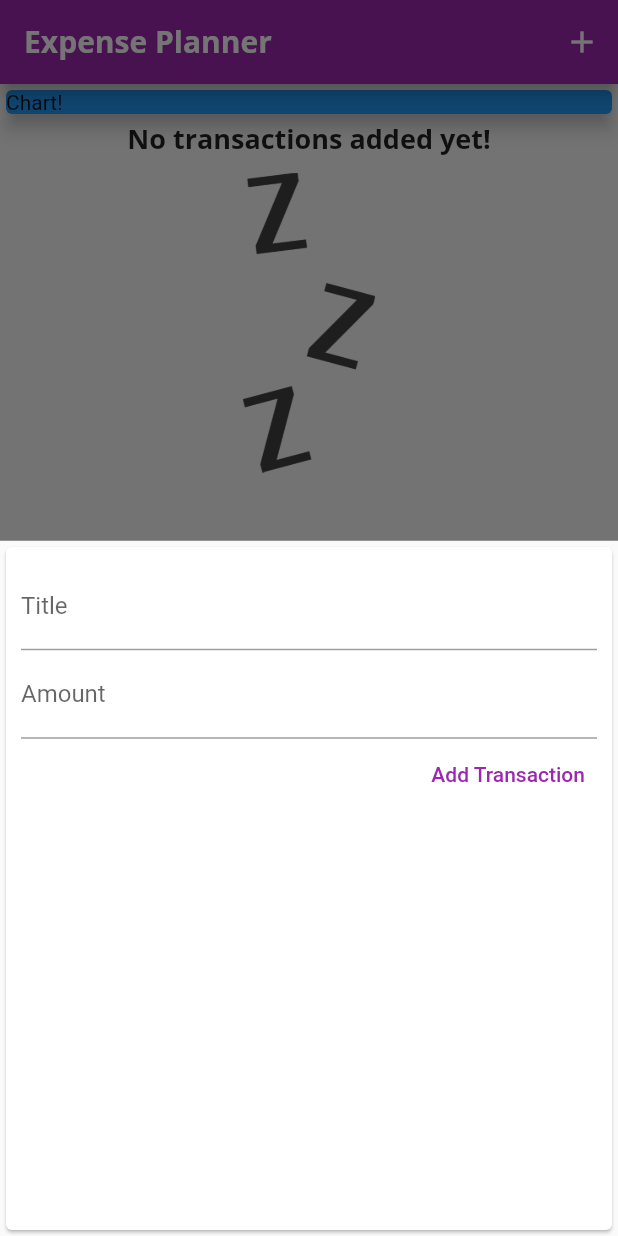
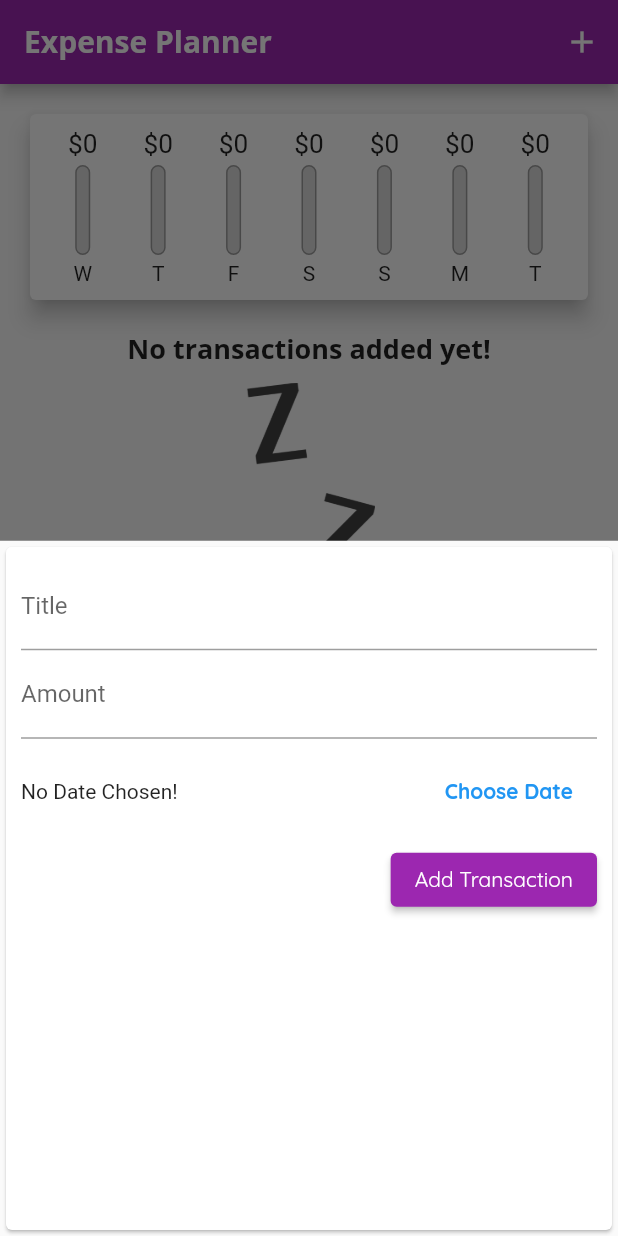
Before and after one commit to keleshteri/Expense-Planner, a Flutter app: the screen it shows after launch, after a tap on the "add" icon, on a phone screen of 412 x 824 dp. Run offline on Flutter 3.47's test engine with Material 2 defaults, Android fonts, the phone set to English and light mode, and no system bars.

Commit message:
added chart and date picker

```diff
--- a/lib/main.dart
+++ b/lib/main.dart
@@ -1,3 +1,4 @@
+import 'package:expense_planner/widgets/chart.dart';
 import 'package:expense_planner/widgets/new_transaction.dart';
 import 'package:flutter/material.dart';
 
@@ -19,6 +20,7 @@ class MyApp extends StatelessWidget {
       theme: ThemeData(
         colorScheme: ColorScheme.fromSwatch(primarySwatch: Colors.purple)
             .copyWith(secondary: Colors.amber),
+        errorColor: Colors.red,
         fontFamily: 'Quicksand',
         textTheme: ThemeData.light().textTheme.copyWith(
               headline6: const TextStyle(
@@ -26,6 +28,7 @@ class MyApp extends StatelessWidget {
                 fontSize: 18,
                 fontWeight: FontWeight.bold,
               ),
+              button: const TextStyle(color: Colors.white),
             ),
         appBarTheme: const AppBarTheme(
           titleTextStyle: TextStyle(
@@ -64,12 +67,24 @@ class _MyHomePageState extends State<MyHomePage> {
     //   date: DateTime.now(),
     // ),
   ];
-  void _addNewTransaction(String txTitle, double txAmount) {
+
+  List<Transaction> get _recentTransactions {
+    return _userTransactions.where((tx) {
+      return tx.date.isAfter(
+        DateTime.now().subtract(
+          const Duration(days: 7),
+        ),
+      );
+    }).toList();
+  }
+
+  void _addNewTransaction(
+      String txTitle, double txAmount, DateTime chosenDate) {
     final newTx = Transaction(
       id: DateTime.now().toString(),
       title: txTitle,
       amount: txAmount,
-      date: DateTime.now(),
+      date: chosenDate,
     );
     setState(() {
       _userTransactions.add(newTx);
@@ -87,6 +102,12 @@ class _MyHomePageState extends State<MyHomePage> {
         );
       },
     );
+  }
+
+  void _deleteTransaction(String id) {
+    setState(() {
+      _userTransactions.removeWhere((tx) => tx.id == id);
+    });
   }
 
   @override
@@ -108,16 +129,10 @@ class _MyHomePageState extends State<MyHomePage> {
           mainAxisAlignment: MainAxisAlignment.start,
           crossAxisAlignment: CrossAxisAlignment.stretch,
           children: [
-            const SizedBox(
-              width: double.infinity,
-              child: Card(
-                color: Colors.blue,
-                elevation: 5,
-                child: Text('Chart!'),
-              ),
-            ),
+            Chart(recentTransactions: _recentTransactions),
             TransactionList(
               transactions: _userTransactions,
+              deleteTx: _deleteTransaction,
             ),
           ],
         ),
--- /dev/null
+++ b/lib/widgets/chart.dart
@@ -0,0 +1,63 @@
+import 'package:expense_planner/models/transaction.dart';
+import 'package:expense_planner/widgets/chart_bar.dart';
+import 'package:flutter/material.dart';
+import 'package:intl/intl.dart';
+
+class Chart extends StatelessWidget {
+  const Chart({Key? key, required this.recentTransactions}) : super(key: key);
+
+  final List<Transaction> recentTransactions;
+
+  List<Map<String, Object>> get groupedTransactionValues {
+    return List.generate(7, (index) {
+      final weekDay = DateTime.now().subtract(
+        Duration(days: index),
+      );
+      var totalSum = 0.0;
+      for (var i = 0; i < recentTransactions.length; i++) {
+        if (recentTransactions[i].date.day == weekDay.day &&
+            recentTransactions[i].date.month == weekDay.month &&
+            recentTransactions[i].date.year == weekDay.year) {
+          totalSum += recentTransactions[i].amount;
+        }
+      }
+      print(DateFormat.E().format(weekDay));
+      print(totalSum);
+      return {
+        'day': DateFormat.E().format(weekDay).substring(0, 1),
+        'amount': totalSum
+      };
+    }).reversed.toList();
+  }
+
+  double get totalSpending {
+    return groupedTransactionValues.fold(0.0, (sum, item) {
+      return sum + (item['amount'] as double);
+    });
+  }
+
+  @override
+  Widget build(BuildContext context) {
+    return Card(
+      elevation: 6,
+      margin: const EdgeInsets.all(20),
+      child: Padding(
+        padding: const EdgeInsets.all(10),
+        child: Row(
+          mainAxisAlignment: MainAxisAlignment.spaceAround,
+          children: groupedTransactionValues.map((data) {
+            return Flexible(
+              fit: FlexFit.tight,
+              child: ChartBar(
+                  label: data['day'].toString(),
+                  spendingAmount: (data['amount'] as double),
+                  spendingPctOfTotal: totalSpending == 0.0
+                      ? 0.0
+                      : (data['amount'] as double) / totalSpending),
+            );
+          }).toList(),
+        ),
+      ),
+    );
+  }
+}
--- /dev/null
+++ b/lib/widgets/chart_bar.dart
@@ -0,0 +1,61 @@
+import 'package:flutter/material.dart';
+
+class ChartBar extends StatelessWidget {
+  const ChartBar(
+      {Key? key,
+      required this.label,
+      required this.spendingAmount,
+      required this.spendingPctOfTotal})
+      : super(key: key);
+  final String label;
+  final double spendingAmount;
+  final double spendingPctOfTotal;
+
+  @override
+  Widget build(BuildContext context) {
+    return Column(
+      children: [
+        SizedBox(
+          height: 20,
+          child: FittedBox(
+            child: Text(
+              '\$${spendingAmount.toStringAsFixed(0)}',
+            ),
+          ),
+        ),
+        const SizedBox(
+          height: 4,
+        ),
+        SizedBox(
+          height: 60,
+          width: 10,
+          child: Stack(
+            children: [
+              Container(
+                decoration: BoxDecoration(
+                  border: Border.all(color: Colors.grey, width: 1.0),
+                  color: const Color.fromRGBO(220, 220, 220, 1),
+                  borderRadius: BorderRadius.circular(10),
+                ),
+              ),
+              FractionallySizedBox(
+                heightFactor:
+                    spendingPctOfTotal >= 0.0 ? spendingPctOfTotal : 0.0,
+                child: Container(
+                  decoration: BoxDecoration(
+                    color: Theme.of(context).primaryColor,
+                    borderRadius: BorderRadius.circular(10),
+                  ),
+                ),
+              ),
+            ],
+          ),
+        ),
+        const SizedBox(
+          height: 4,
+        ),
+        Text(label),
+      ],
+    );
+  }
+}
--- a/lib/widgets/new_transaction.dart
+++ b/lib/widgets/new_transaction.dart
@@ -1,4 +1,5 @@
 import 'package:flutter/material.dart';
+import 'package:intl/intl.dart';
 
 class NewTransaction extends StatefulWidget {
   const NewTransaction({Key? key, required this.addTx}) : super(key: key);
@@ -9,23 +10,43 @@ class NewTransaction extends StatefulWidget {
 }
 
 class _NewTransactionState extends State<NewTransaction> {
-  final titleController = TextEditingController();
+  final _titleController = TextEditingController();
+  final _amountController = TextEditingController();
+  DateTime? _selectedDate;
 
-  final amountController = TextEditingController();
+  void _submitData() {
+    if (_amountController.text.isEmpty) {
+      return;
+    }
+    final enteredTitle = _titleController.text;
+    final enteredAmount = double.parse(_amountController.text);
 
-  void submitData() {
-    final enteredTitle = titleController.text;
-    final enteredAmount = double.parse(amountController.text);
-
-    if (enteredTitle.isEmpty || enteredAmount <= 0) {
+    if (enteredTitle.isEmpty || enteredAmount <= 0 || _selectedDate == null) {
       return;
     }
     widget.addTx(
       enteredTitle,
       enteredAmount,
+      _selectedDate,
     );
 
     Navigator.of(context).pop();
+  }
+
+  void _presentDatePicker() {
+    showDatePicker(
+      context: context,
+      initialDate: DateTime.now(),
+      firstDate: DateTime(2019),
+      lastDate: DateTime.now(),
+    ).then((pickedDate) {
+      if (pickedDate == null) {
+        return;
+      }
+      setState(() {
+        _selectedDate = pickedDate;
+      });
+    });
   }
 
   @override
@@ -38,29 +59,56 @@ class _NewTransactionState extends State<NewTransaction> {
           children: [
             TextField(
               decoration: const InputDecoration(labelText: 'Title'),
-              controller: titleController,
+              controller: _titleController,
               keyboardType: TextInputType.text,
-              onSubmitted: (_) => submitData(),
+              onSubmitted: (_) => _submitData(),
               // onChanged: (value) {
               //   titleInput = value;
               // },
             ),
             TextField(
               decoration: const InputDecoration(labelText: 'Amount'),
-              controller: amountController,
+              controller: _amountController,
               keyboardType:
                   const TextInputType.numberWithOptions(decimal: true),
-              onSubmitted: (_) => submitData(),
+              onSubmitted: (_) => _submitData(),
               // onChanged: (value) {
               //   amountInput = value;
               // },
             ),
-            TextButton(
-              onPressed: submitData,
+            SizedBox(
+              height: 70,
+              child: Row(
+                children: [
+                  Expanded(
+                    child: Text(
+                      _selectedDate == null
+                          ? 'No Date Chosen!'
+                          : 'Picked Date: ${DateFormat.yMd().format(_selectedDate!)}',
+                    ),
+                  ),
+                  FlatButton(
+                    textColor: Theme.of(context).primaryColor,
+                    onPressed: _presentDatePicker,
+                    child: const Text(
+                      'Choose Date',
+                      style: TextStyle(
+                        fontWeight: FontWeight.bold,
+                      ),
+                    ),
+                  ),
+                ],
+              ),
+            ),
+            ElevatedButton(
+              onPressed: _submitData,
+              style: ElevatedButton.styleFrom(
+                onPrimary: Theme.of(context).primaryColor,
+              ),
               child: const Text(
                 "Add Transaction",
                 style: TextStyle(
-                  color: Colors.purple,
+                  color: Colors.white,
                 ),
               ),
             ),
```
Also changed, not shown: lib/widgets/transaction_list.dart (+22 -27 lines).
